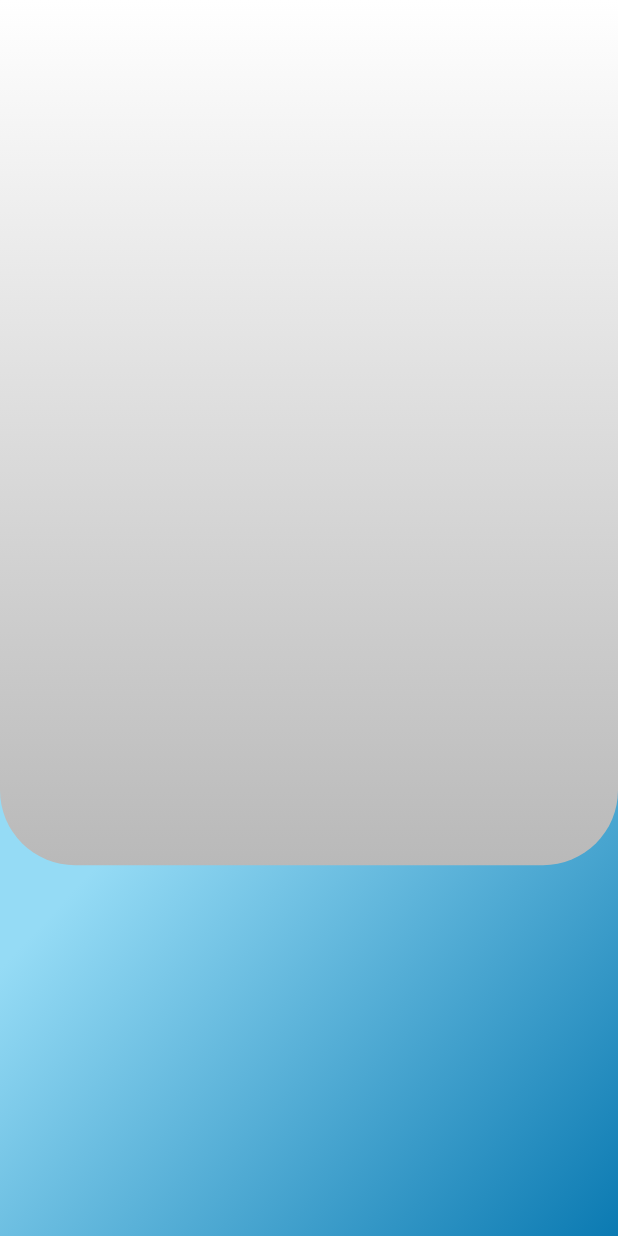
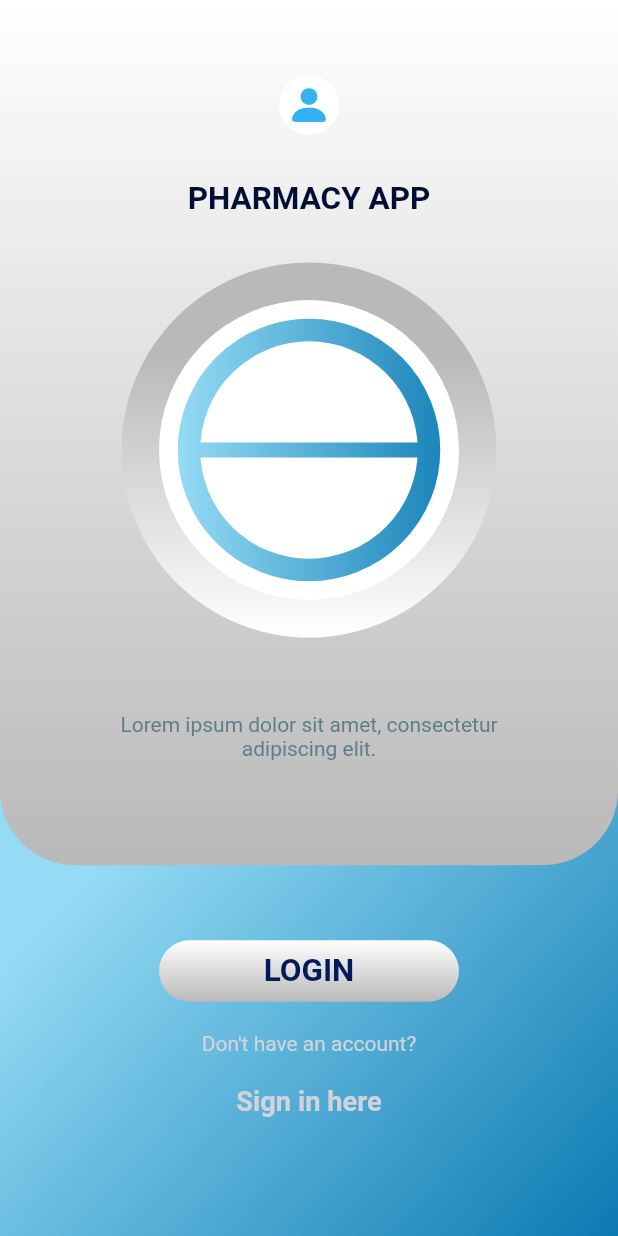
Before and after one commit to S-Haq-ue/ui_app_pharmacy, a Flutter app: the screen it shows after launch, on a phone screen of 412 x 824 dp. Run offline on Flutter 3.47's test engine with Material 3 defaults, Android fonts, the phone set to English and light mode, and no system bars; our stand-ins replace icons_plus.

Commit message:
Login Page

```diff
--- /dev/null
+++ b/lib/contants.dart
@@ -0,0 +1,19 @@
+import 'package:flutter/material.dart';
+
+LinearGradient greyGradient = const LinearGradient(
+  begin: Alignment(0, -0.5),
+  end: Alignment.bottomCenter,
+  colors: [
+    Color.fromARGB(255, 185, 185, 185),
+    Color(0xFFFFFFFF),
+  ],
+);
+
+LinearGradient greyGradientLogin =
+    const LinearGradient(begin: Alignment.topCenter, end: Alignment.bottomCenter, colors: [
+  Color(0xFFFFFFFF),
+  Color.fromARGB(255, 185, 185, 185),
+]);
+
+Color darkTextColor = const Color.fromARGB(255, 3, 15, 50);
+Color lightTextColor = const Color.fromARGB(255, 209, 211, 218);
--- a/lib/screens/login_screen.dart
+++ b/lib/screens/login_screen.dart
@@ -1,4 +1,7 @@
 import 'package:flutter/material.dart';
+import 'package:icons_plus/icons_plus.dart';
+import 'package:ui_app_pharmacy/contants.dart';
+import 'package:ui_app_pharmacy/widget/progress.dart';
 
 class LoginScreen extends StatelessWidget {
   const LoginScreen({super.key});
@@ -6,14 +9,12 @@ class LoginScreen extends StatelessWidget {
   @override
   Widget build(BuildContext context) {
     return Scaffold(
-      body: Container(
+      body: SafeArea(
+        child: Container(
           height: MediaQuery.of(context).size.height,
           width: double.maxFinite,
           decoration: const BoxDecoration(
-          gradient: LinearGradient(
-            begin: Alignment(-0.5,0.3),
-            end: Alignment.bottomRight,
-            colors: [
+            gradient: LinearGradient(begin: Alignment(-0.5, 0.3), end: Alignment.bottomRight, colors: [
               Color.fromARGB(255, 149, 219, 245),
               Color.fromARGB(255, 11, 122, 178),
             ]),
@@ -23,17 +24,116 @@ class LoginScreen extends StatelessWidget {
               Container(
                 height: MediaQuery.of(context).size.height * 0.7,
                 width: double.maxFinite,
-              decoration: const BoxDecoration(
-                  borderRadius: BorderRadius.only(bottomLeft: Radius.circular(50),bottomRight: Radius.circular(50)),
-                  gradient: LinearGradient(
-                    begin: Alignment.topCenter,
-                    end: Alignment.bottomCenter,
-                    colors: [
-                    Color(0xFFFFFFFF),
-                    Color.fromARGB(255, 185, 185, 185),
-                  ])),
+                decoration: BoxDecoration(
+                  borderRadius:
+                      const BorderRadius.only(bottomLeft: Radius.circular(50), bottomRight: Radius.circular(50)),
+                  gradient: greyGradientLogin,
+                ),
+                child: Column(
+                  children: [
+                    const SizedBox(
+                      height: 50,
+                    ),
+                    const CircleAvatar(
+                      backgroundColor: Colors.white,
+                      child: Icon(
+                        Bootstrap.person_fill,
+                        size: 30,
+                        color: Color.fromARGB(255, 50, 178, 242),
+                      ),
+                    ),
+                    const SizedBox(
+                      height: 30,
+                    ),
+                    Center(
+                      child: Text(
+                        "PHARMACY APP",
+                        textScaler: const TextScaler.linear(1.5),
+                        style: TextStyle(
+                          fontWeight: FontWeight.bold,
+                          color: darkTextColor,
+                        ),
+                      ),
+                    ),
+                    const SizedBox(
+                      height: 30,
+                    ),
+                    Container(
+                      height: 250,
+                      width: 250,
+                      decoration: BoxDecoration(
+                        shape: BoxShape.circle,
+                        gradient: greyGradient,
+                      ),
+                      child: Center(
+                        child: Container(
+                          height: 200,
+                          width: 200,
+                          decoration: const BoxDecoration(shape: BoxShape.circle, color: Colors.white),
+                          child: const Center(
+                            child: Padding(
+                              padding: EdgeInsets.all(12.0),
+                              child: CircleCrossSymbol(),
+                              // Image.asset("assets/images/no1.png",color: const Color.fromARGB(255, 111, 189, 217),),
+                            ),
+                          ),
+                        ),
+                      ),
+                    ),
+                    const SizedBox(
+                      height: 50,
+                    ),
+                    Center(
+                      child: SizedBox(
+                        width: MediaQuery.of(context).size.width * 0.7,
+                        child: const Text(
+                          "Lorem ipsum dolor sit amet, consectetur adipiscing elit.",
+                          textAlign: TextAlign.center,
+                          style: TextStyle(
+                            color: Colors.blueGrey,
+                          ),
+                        ),
+                      ),
                     ),
                   ],
+                ),
+              ),
+              const SizedBox(
+                height: 50,
+              ),
+              Container(
+                width: 200,
+                decoration: BoxDecoration(
+                  borderRadius: BorderRadius.circular(50),
+                  gradient: greyGradientLogin,
+                ),
+                child: const Center(
+                    child: Padding(
+                  padding: EdgeInsets.all(8.0),
+                  child: Text(
+                    "LOGIN",
+                    style: TextStyle(fontWeight: FontWeight.bold, color: Color.fromARGB(255, 4, 25, 88)),
+                    textScaler: TextScaler.linear(1.5),
+                  ),
+                )),
+              ),
+              const SizedBox(
+                height: 20,
+              ),
+              Text(
+                "Don't have an account?",
+                style: TextStyle(color: lightTextColor),
+              ),
+              const SizedBox(
+                height: 20,
+              ),
+              Text(
+                "Sign in here",
+                style: TextStyle(fontWeight: FontWeight.bold, color: lightTextColor),
+                textScaler: const TextScaler.linear(1.3),
+              ),
+            ],
+          ),
         ),
       ),
     );
--- /dev/null
+++ b/lib/widget/progress.dart
@@ -0,0 +1,72 @@
+import 'dart:math';
+
+import 'package:flutter/material.dart';
+// import 'package:provider/provider.dart';
+// import 'package:togen_test/const.dart';
+// import 'package:togen_test/screens/flash_card/provider_flash_card.dart';
+
+class CircleCrossSymbol extends StatelessWidget {
+  const CircleCrossSymbol({super.key});
+
+  @override
+  Widget build(BuildContext context) {
+    return Stack(children: [
+      Center(
+        child: CustomPaint(
+          size: const Size(double.maxFinite, double.maxFinite),
+          painter: CircleSegmentPainter(),
+        ),
+      ),
+      const SizedBox(
+        height: 90,
+        width: 90,
+      ),
+    ]);
+  }
+}
+
+class CircleSegmentPainter extends CustomPainter {
+  @override
+  void paint(Canvas canvas, Size size) {
+    final double radius = size.width / 2;
+    final Offset center = Offset(radius, radius);
+
+    final Paint segmentPaint = Paint()
+      ..shader = const LinearGradient(colors: [
+        Color.fromARGB(255, 149, 219, 245),
+        Color.fromARGB(255, 11, 122, 178),
+      ]).createShader(const Rect.fromLTWH(0.0, 0.0, 200.0, 200.0)) // Define the gradient area
+      ..style = PaintingStyle.stroke
+      ..strokeCap = StrokeCap.round
+      ..strokeWidth = 15;
+
+    canvas.drawArc(
+      Rect.fromCircle(center: center, radius: radius - 8),
+      0,
+      2 * pi,
+      false,
+      segmentPaint,
+    );
+
+    final Paint linePaint = Paint()
+      ..shader = const LinearGradient(colors: [
+        Color.fromARGB(255, 149, 219, 245),
+        Color.fromARGB(255, 11, 122, 178),
+      ]).createShader(
+        const Rect.fromLTWH(0.0, 0.0, 200.0, 200.0),
+      )
+      ..style = PaintingStyle.stroke
+      ..strokeCap = StrokeCap.round
+      ..strokeWidth = 10;
+
+    final Offset leftPoint = Offset(center.dx - radius + 10, center.dy);
+    final Offset rightPoint = Offset(center.dx + radius - 10, center.dy);
+
+    canvas.drawLine(leftPoint, rightPoint, linePaint);
+  }
+
+  @override
+  bool shouldRepaint(covariant CustomPainter oldDelegate) {
+    return true;
+  }
+}
--- a/pubspec.yaml
+++ b/pubspec.yaml
@@ -60,9 +60,8 @@ flutter:
   uses-material-design: true
 
   # To add assets to your application, add an assets section, like this:
-  # assets:
-  #   - images/a_dot_burr.jpeg
-  #   - images/a_dot_ham.jpeg
+  assets:
+    - assets/images/
 
   # An image asset can refer to one or more resolution-specific "variants", see
   # https://flutter.dev/assets-and-images/#resolution-aware
```
Also changed, not shown: assets/images/no1.png (added). Lines whose indentation alone changed are shown as unchanged.
